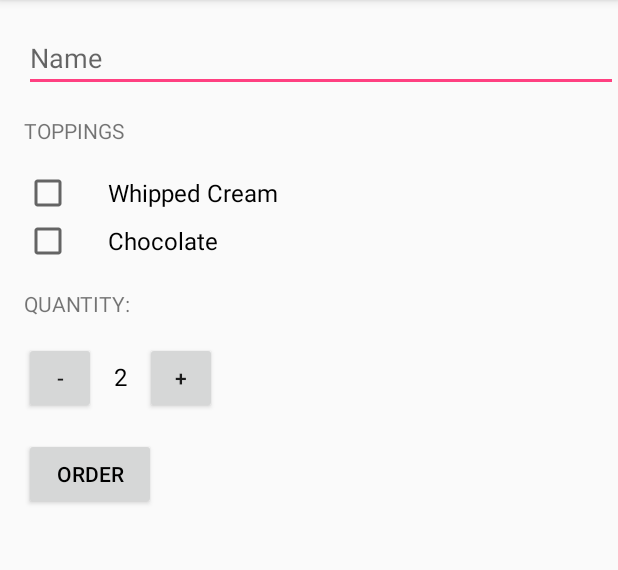
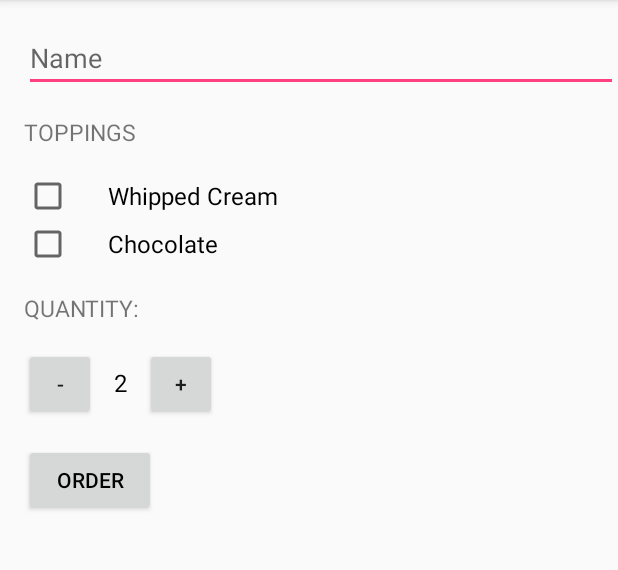
Before and after one commit to joachimharms/JustJava, an Android app: the screen it shows after launch (MainActivity), on a phone screen of 412 x 824 dp, the part 84-654 px from its top. Run offline under Robolectric (Android 15) with nearby library versions, the phone set to English and light mode, and no system bars.

Commit message:
Add styles - done

```diff
--- a/app/src/main/res/layout/activity_main.xml
+++ b/app/src/main/res/layout/activity_main.xml
@@ -28,7 +28,8 @@
             android:paddingLeft="16dp"
             android:paddingTop="16dp"
             android:text="@string/toppings"
-            android:textAllCaps="true"/>
+            style="@style/HeaderTextStyle"
+            />
 
         <CheckBox
             android:id="@+id/checkbox_view"
@@ -59,7 +60,8 @@
             android:paddingLeft="16dp"
             android:paddingTop="16dp"
             android:text="@string/quantity"
-            android:textAllCaps="true"/>
+            style="@style/HeaderTextStyle"
+            />
 
         <LinearLayout
             android:layout_width="match_parent"
--- a/app/src/main/res/values/styles.xml
+++ b/app/src/main/res/values/styles.xml
@@ -7,5 +7,17 @@
         <item name="colorPrimaryDark">@color/colorPrimaryDark</item>
         <item name="colorAccent">@color/colorAccent</item>
     </style>
+    <!--Style for a header TextView-->
+    <style name="HeaderTextStyle">
+        <item name="android:layout_width">wrap_content</item>
+        <item name="android:layout_height">48dp</item>
+        <item name="android:gravity">center_vertical</item>
+        <item name="android:textAllCaps">true</item>
+        <item name="android:textSize">15sp</item>
+    </style>
+
+
+
+
 
 </resources>
```
